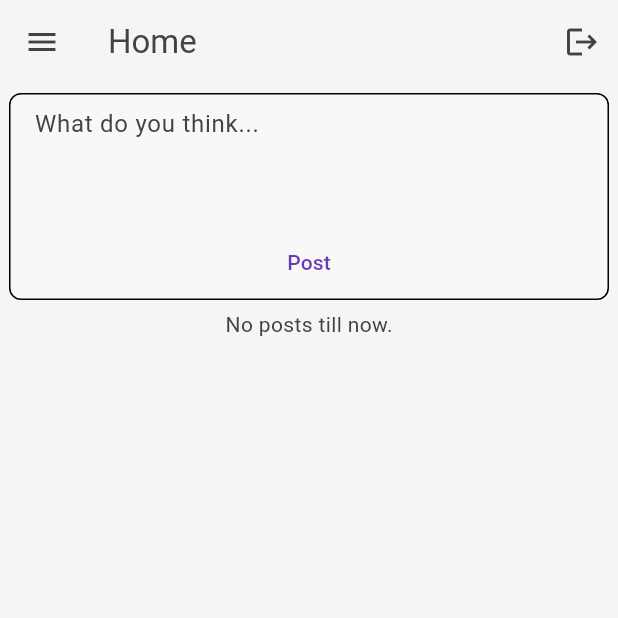
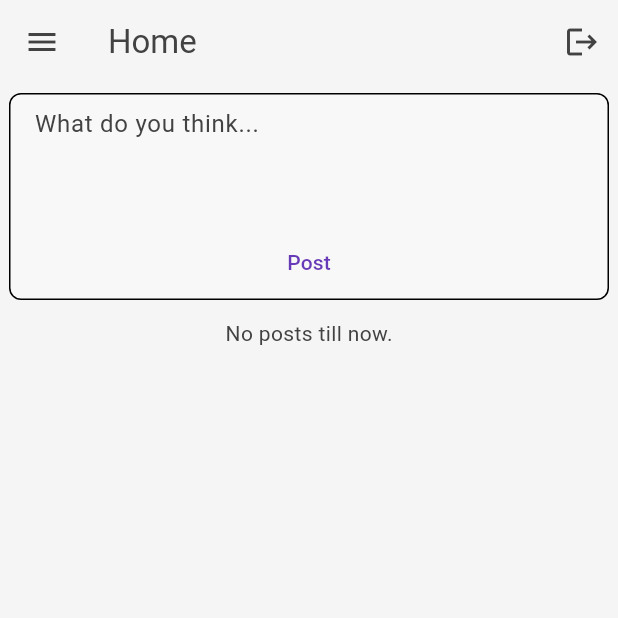
Before and after one commit to elnaddar/firebase_auth_crud_social_media_app, a Flutter app: the screen it shows once a user with an empty profile is signed in, on a phone screen of 412 x 824 dp, the top half of it. Run offline on Flutter 3.47's test engine with Material 3 defaults, Android fonts, the phone set to English and light mode, and no system bars; our stand-ins replace cloud_firestore, firebase_auth, firebase_core, flutter_bloc, flutter_markdown, go_router and 1 more; missing offline and left inert: form_map; accounts and stored records are empty.

Commit message:
updated home page

```diff
--- a/lib/views/home/home_page.dart
+++ b/lib/views/home/home_page.dart
@@ -1,6 +1,7 @@
 import 'package:firebase_auth_crud_social_media_app/components/app_drawer.dart';
 import 'package:firebase_auth_crud_social_media_app/repository/posts_repository.dart';
 import 'package:firebase_auth_crud_social_media_app/repository/users_repository.dart';
+import 'package:firebase_auth_crud_social_media_app/views/home/posts/posts_builder.dart';
 import 'package:firebase_auth_crud_social_media_app/views/home/posts/write_post_widget.dart';
 import 'package:flutter/material.dart';
 import 'package:flutter_bloc/flutter_bloc.dart';
@@ -12,11 +13,10 @@ class HomePage extends StatelessWidget {
   @override
   Widget build(BuildContext context) {
     final usersRepo = RepositoryProvider.of<UsersRepository>(context);
-    final posts = PostsRepository(
-        usersRepo: usersRepo, firestoreService: usersRepo.storeService);
 
-    return RepositoryProvider.value(
-      value: posts,
+    return RepositoryProvider(
+      create: (BuildContext context) => PostsRepository(
+          usersRepo: usersRepo, firestoreService: usersRepo.storeService),
       child: Scaffold(
         drawer: const AppDrawer(),
         appBar: AppBar(
@@ -28,39 +28,11 @@ class HomePage extends StatelessWidget {
                 icon: const Icon(Icons.logout))
           ],
         ),
-        body: CustomScrollView(slivers: [
-          const SliverToBoxAdapter(child: WritePostWidget()),
-          StreamBuilder(
-            stream: posts
-                .getPosts()
-                .orderBy('timestamp', descending: true)
-                .snapshots(),
-            builder: (context, snapshot) {
-              if (snapshot.hasError) {
-                return const SliverToBoxAdapter(
-                  child: Center(
-                    child: Text("Something went wrong try again."),
-                  ),
-                );
-              }
-              if (snapshot.connectionState == ConnectionState.waiting) {
-                return const SliverToBoxAdapter(
-                    child: Center(child: CircularProgressIndicator.adaptive()));
-              }
-              if (snapshot.data == null || snapshot.data!.docs.isEmpty) {
-                return const SliverToBoxAdapter(
-                    child: Center(child: Text("No posts till now.")));
-              }
-              final items = snapshot.data!.docs;
-              return SliverList.builder(
-                itemBuilder: (context, index) {
-                  final data = items[index].data();
-                  return ListTile(title: Text(data['content']));
-                },
-                itemCount: items.length,
-              );
-            },
-          )
+        body: const CustomScrollView(slivers: [
+          SliverToBoxAdapter(child: WritePostWidget()),
+          SliverToBoxAdapter(child: SizedBox(height: 6)),
+          PostsBuilder(),
+          SliverToBoxAdapter(child: SizedBox(height: 12)),
         ]),
       ),
     );
```
